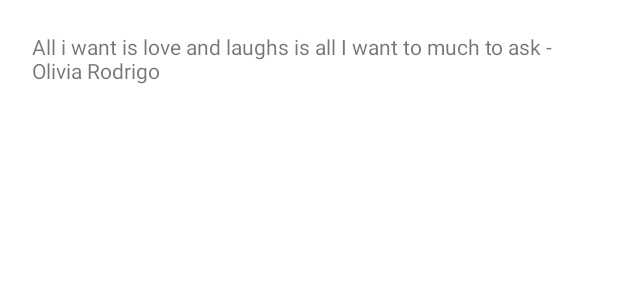
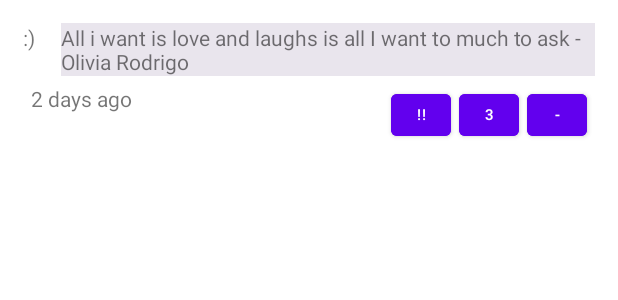
Before and after one commit to FB-android-app-2021/Moody, an Android app: the layout item_post.xml on its own in the app's theme, with its tools: preview values and no code run, on a phone screen of 412 x 824 dp. Shown: the top 300 px of the screen. Run offline under Robolectric (Android 15) with nearby library versions, the light colour scheme and no system bars.

Commit message:
updated Posts and Entries adapters and xml layout files

```diff
--- a/app/build.gradle
+++ b/app/build.gradle
@@ -64,7 +64,7 @@
     implementation files('libs/spotify-app-remote-release-0.7.2.aar')
     implementation "com.google.code.gson:gson:2.8.5"
     implementation 'androidx.browser:browser:1.0.0'
-    implementation 'com.spotify.android:auth:1.2.3'
+    implementation 'com.spotify.android:auth:1.2.5'
     implementation 'org.parceler:parceler-api:1.1.12'
     annotationProcessor 'org.parceler:parceler:1.1.12'
     implementation files('libs/YouTubeAndroidPlayerApi.jar')
--- /dev/null
+++ b/app/src/main/java/com/example/moody/adapters/MusicAdapter.java
@@ -0,0 +1,4 @@
+package com.example.moody.adapters;
+
+public class MusicAdapter {
+}
--- a/app/src/main/java/com/example/moody/fragments/AnonFeedFragment.java
+++ b/app/src/main/java/com/example/moody/fragments/AnonFeedFragment.java
@@ -15,6 +15,7 @@
 
 import com.example.moody.R;
 import com.example.moody.adapters.EntriesAdapter;
+import com.example.moody.adapters.PostsAdapter;
 import com.example.moody.databinding.FragmentAnonFeedBinding;
 import com.example.moody.models.Entry;
 import com.parse.FindCallback;
@@ -32,8 +33,7 @@
     public static final String TAG = "AnonFeedFragment";
 
     private RecyclerView rvAnonPosts;
-    //private TextView tvPost;
-    protected EntriesAdapter adapter;
+    protected PostsAdapter adapter;
     protected List<Entry> allPosts;
 
     FragmentAnonFeedBinding binding;
@@ -54,7 +54,7 @@
         super.onViewCreated(view, savedInstanceState);
         rvAnonPosts = binding.rvAnonPosts;
         allPosts = new ArrayList<>();
-        adapter = new EntriesAdapter(getContext(), allPosts);
+        adapter = new PostsAdapter(getContext(), allPosts);
         rvAnonPosts.setAdapter(adapter);
         rvAnonPosts.setLayoutManager(new LinearLayoutManager(getContext()));
         queryPosts();
--- a/app/src/main/res/layout/item_post.xml
+++ b/app/src/main/res/layout/item_post.xml
@@ -2,18 +2,76 @@
 <RelativeLayout xmlns:android="http://schemas.android.com/apk/res/android"
     xmlns:tools="http://schemas.android.com/tools"
     android:layout_width="match_parent"
-    android:layout_height="match_parent">
+    android:layout_height="wrap_content"
+    android:textAlignment="center">
 
     <TextView
         android:id="@+id/tvPost"
         android:layout_width="wrap_content"
         android:layout_height="wrap_content"
-        android:layout_margin="21dp"
-        android:layout_marginStart="15dp"
+        android:layout_alignParentEnd="true"
+        android:layout_marginStart="5dp"
         android:layout_marginTop="15dp"
         android:layout_marginEnd="15dp"
-        android:layout_marginBottom="15dp"
-        tools:layout_editor_absoluteX="51dp"
-        tools:layout_editor_absoluteY="37dp"
+        android:layout_marginBottom="6dp"
+        android:layout_toEndOf="@id/tvPostEmotion"
+        android:background="#E9E5ED"
         tools:text="All i want is love and laughs is all I want to much to ask - Olivia Rodrigo" />
+
+    <Button
+        android:id="@+id/btnExclaim"
+        android:layout_width="40dp"
+        android:layout_height="40dp"
+        android:layout_below="@id/tvPost"
+        android:layout_marginRight="5dp"
+        android:layout_toStartOf="@id/btnHeart"
+        android:backgroundTint="@color/purple_500"
+        android:text="!!"
+        android:textColor="@color/white"
+        android:textSize="10sp" />
+
+    <Button
+        android:id="@+id/btnHeart"
+        android:layout_width="40dp"
+        android:layout_height="40dp"
+        android:layout_below="@id/tvPost"
+        android:layout_marginRight="5dp"
+        android:layout_toStartOf="@id/btnComment"
+        android:backgroundTint="@color/purple_500"
+        android:text="3"
+        android:textColor="@color/white"
+        android:textSize="10sp" />
+
+    <Button
+        android:id="@+id/btnComment"
+        android:layout_width="40dp"
+        android:layout_height="40dp"
+        android:layout_below="@id/tvPost"
+        android:layout_alignEnd="@id/tvPost"
+        android:layout_marginEnd="5dp"
+        android:backgroundTint="@color/purple_500"
+        android:text="-"
+        android:textColor="@color/white"
+        android:textSize="10sp" />
+
+    <TextView
+        android:id="@+id/tvPostEmotion"
+        android:layout_width="20dp"
+        android:layout_height="wrap_content"
+        android:layout_alignTop="@id/tvPost"
+        android:layout_alignBottom="@id/tvPost"
+        android:layout_alignParentStart="true"
+        android:layout_marginStart="15dp"
+        tools:text=":)" />
+
+    <TextView
+        android:id="@+id/tvPostTimeStamp"
+        android:layout_width="wrap_content"
+        android:layout_height="wrap_content"
+        android:layout_below="@id/tvPostEmotion"
+        android:layout_alignStart="@id/tvPostEmotion"
+        android:layout_marginStart="5dp"
+        android:layout_marginTop="5dp"
+        tools:text="2 days ago" />
+
 </RelativeLayout>
--- a/app/src/main/res/menu/menu_bottom_navbar.xml
+++ b/app/src/main/res/menu/menu_bottom_navbar.xml
@@ -10,7 +10,7 @@
     <item
         android:id="@+id/action_feed"
         android:enabled="true"
-        android:title="@string/profile"
+        android:title="Feed"
         app:showAsAction="ifRoom" />
     <item
         android:id="@+id/action_journal"
```
Also changed, not shown: app/src/main/java/com/example/moody/MainActivity.java (+51 -1 lines), app/src/main/java/com/example/moody/adapters/EntriesAdapter.java (+12 -4 lines), app/src/main/java/com/example/moody/adapters/PostsAdapter.java (added, +110 -0 lines), app/src/main/java/com/example/moody/callbacks/MusicCallBackPresenter.java (added, +15 -0 lines), app/src/main/java/com/example/moody/fragments/MediaFragment.java (+42 -4 lines), app/src/main/java/com/example/moody/models/Music.java (+45 -46 lines), app/src/main/java/com/example/moody/models/MusicRecommender.java (+62 -3 lines), app/src/main/res/layout/item_entry.xml (+9 -8 lines).
